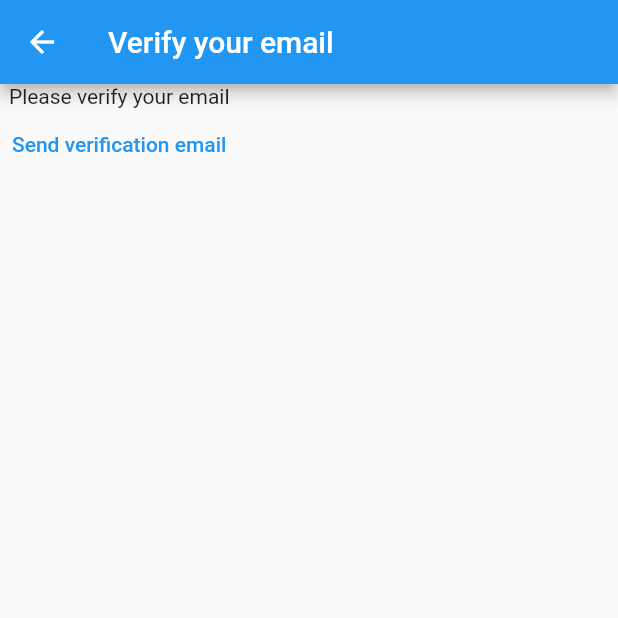
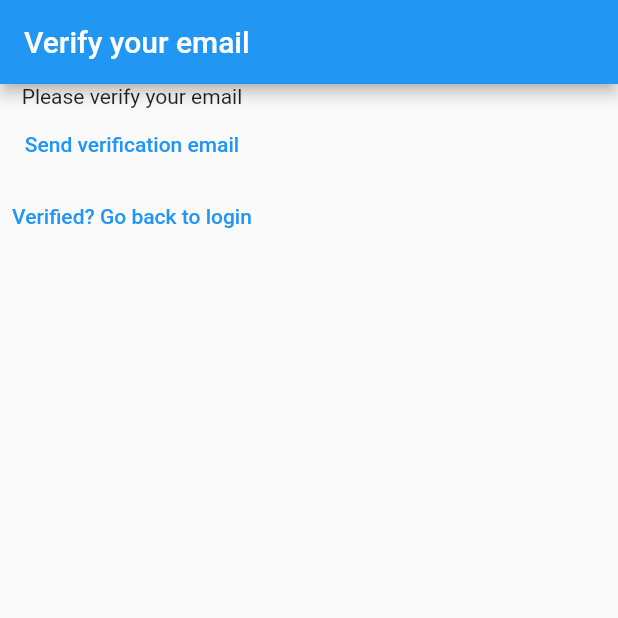
Before and after one commit to AjCodez/my_notes, a Flutter app: the VerifyEmailView screen opened directly, on a phone screen of 412 x 824 dp, the top half of it. Run offline on Flutter 3.47's test engine with Material 2 defaults, Android fonts, the phone set to English and light mode, and no system bars; our stand-ins replace firebase_auth, firebase_core, sqflite; accounts and stored records are empty.

Commit message:
email verification view

```diff
--- a/lib/main.dart
+++ b/lib/main.dart
@@ -3,6 +3,7 @@ import 'package:my_notes/utilites/routes.dart';
 import 'package:my_notes/views/home_page.dart';
 import 'package:my_notes/views/login_view.dart';
 import 'package:my_notes/views/register_view.dart';
+import 'package:my_notes/views/verified_email_view.dart';
 
 void main() {
   runApp(
@@ -12,7 +13,8 @@ void main() {
       routes: {
         login: (context) => const LoginView(),
         register: (context) => const RegisterView(),
-        home: (context) => const HomePage()
+        home: (context) => const HomePage(),
+        verify_view: (context) => const VerifyEmailView(),
       },
     ),
   );
--- a/lib/utilites/routes.dart
+++ b/lib/utilites/routes.dart
@@ -1,3 +1,4 @@
 const login = '/login/';
 const register = '/register/';
 const home = '/home/';
+const verify_view = '/verified_view/';
--- a/lib/views/verified_email_view.dart
+++ b/lib/views/verified_email_view.dart
@@ -1,6 +1,7 @@
 import 'package:firebase_auth/firebase_auth.dart';
 import 'package:firebase_core/firebase_core.dart';
 import 'package:flutter/material.dart';
+import 'package:my_notes/utilites/routes.dart';
 
 import '../firebase_options.dart';
 
@@ -26,8 +27,15 @@ class _VerifyEmailViewState extends State<VerifyEmailView> {
                 );
                 User? user = FirebaseAuth.instance.currentUser;
                 await user?.sendEmailVerification();
+                await FirebaseAuth.instance.signOut();
               },
               child: const Text("Send verification email")),
+          TextButton(
+              onPressed: () {
+                Navigator.of(context)
+                    .pushNamedAndRemoveUntil(login, (route) => false);
+              },
+              child: const Text("Verified? Go back to login")),
         ],
       ),
     );
```
Also changed, not shown: lib/services/crud/notes_services.dart (added, +27 -0 lines), lib/views/login_view.dart (+8 -2 lines), 2 other files.
